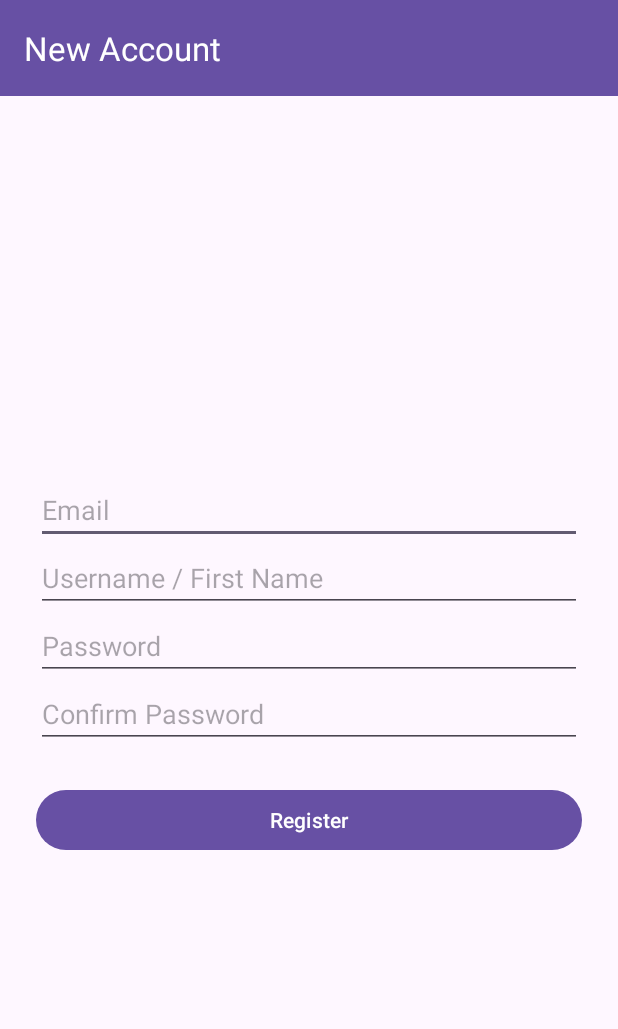
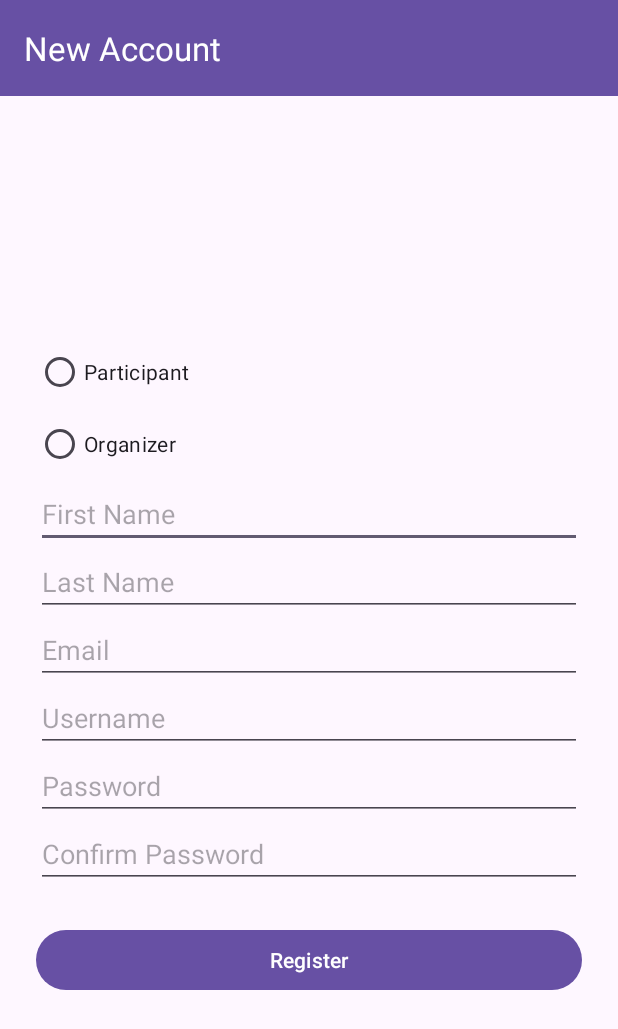
Before and after one commit to CryoSnake22/LocalLoop-App, an Android app: the RegistrationActivity screen opened directly, with no data from a screen before it, on a phone screen of 412 x 824 dp. Shown: the top 1029 px of the screen. Run offline under Robolectric (Android 15) with nearby library versions, the phone set to English and light mode, and no system bars; our stand-ins replace Firebase (no records; nobody signed in at launch, a user with empty details on screens opened directly).

Commit message:
Added functional participant and organizer distinction

```diff
--- a/app/src/main/java/com/example/localloop/ui/auth/RegistrationActivity.java
+++ b/app/src/main/java/com/example/localloop/ui/auth/RegistrationActivity.java
@@ -4,24 +4,33 @@ import android.os.Bundle;
 import android.util.Log;
 import android.widget.Button;
 import android.widget.EditText;
+import android.widget.RadioButton;
 import android.widget.Toast;
 import androidx.appcompat.app.AppCompatActivity;
 import com.example.localloop.R;
+import com.example.localloop.data.model.Role;
 import com.google.firebase.auth.FirebaseAuth;
 import com.google.firebase.auth.FirebaseUser;
 import com.google.firebase.auth.AuthResult;
 import com.google.android.gms.tasks.OnCompleteListener;
 import com.google.android.gms.tasks.Task;
+import com.google.firebase.firestore.FirebaseFirestore;
+
 import androidx.annotation.NonNull;
+
+import java.util.HashMap;
+import java.util.Map;
 
 
 //Firebase guide https://firebase.google.com/docs/auth/android/password-auth#java_1
 public class RegistrationActivity extends AppCompatActivity {
     private static final String TAG = "RegistrationActivity";
 
-    private EditText emailField, usernameField, passwordField;
+    private EditText emailField, usernameField, passwordField, firstNameField,lastNameField;
+    private RadioButton organizerButton,participantButton;
 
-    private String email, username, password;
+    private String email, username, password,firstName,lastName;
+    private String role;
     private FirebaseAuth mAuth;
 
 
@@ -35,19 +44,38 @@ public class RegistrationActivity extends AppCompatActivity {
 
         emailField = findViewById(R.id.inputEmail);
         usernameField = findViewById(R.id.inputUsername);
+        firstNameField = findViewById(R.id.inputFirstName);
+        lastNameField = findViewById(R.id.inputLastName);
         passwordField = findViewById(R.id.inputPassword);
+        organizerButton = findViewById(R.id.inputOrganizer);
+        participantButton = findViewById(R.id.inputParticipant);
         Button submitButton = findViewById(R.id.buttonSubmit);
 
         submitButton.setOnClickListener(v -> {
             email = emailField.getText().toString().trim();
             username = usernameField.getText().toString().trim();
             password = passwordField.getText().toString().trim();
+            firstName = firstNameField.getText().toString().trim();
+            lastName = lastNameField.getText().toString().trim();
+
 
             //basic check
             if(email.isEmpty() || password.isEmpty()) {
                 Toast.makeText(this, "Email and password required", Toast.LENGTH_SHORT).show();
                 return;
             }
+            // Checking if participant/organizer button was selected
+            if(!(participantButton.isChecked()||organizerButton.isChecked())){
+               Toast.makeText(this, "Please select sign up as Organizer or Participant", Toast.LENGTH_SHORT).show();
+               return;
+            }
+            if (participantButton.isChecked()){
+                role = "PARTICIPANT";
+            }
+            else if (organizerButton.isChecked()){
+                role = "ORGANIZER";
+            }
+
 
             //firebase auth https://firebase.google.com/docs/auth/android/password-auth#java_1
             mAuth.createUserWithEmailAndPassword(email, password)
@@ -55,10 +83,21 @@ public class RegistrationActivity extends AppCompatActivity {
                         @Override
                         public void onComplete(@NonNull Task<AuthResult> task) {
                             if (task.isSuccessful()) {
-                                // Sign in success, update UI with the signed-in user's information
+                                // Sign in success, update UI with the signed-in user's informati
                                 Log.d(TAG, "createUserWithEmail:success");
                                 FirebaseUser user = mAuth.getCurrentUser();
-                                updateUI(user);
+                                if (user != null){
+                                    String uid = user.getUid();
+                                    FirebaseFirestore db = FirebaseFirestore.getInstance();
+                                    Map<String,String> profile = new HashMap<>();
+                                    profile.put("firstName",firstName);
+                                    profile.put("lastName",lastName);
+                                    profile.put("userName",username);
+                                    profile.put("email",user.getEmail());
+                                    profile.put("role",role);
+                                    db.collection("user_db").document(uid).set(profile);
+                                    updateUI(user);
+                                }
                             } else {
                                 // If sign in fails, display a message to the user.
                                 Log.w(TAG, "createUserWithEmail:failure", task.getException());
@@ -87,26 +126,25 @@ public class RegistrationActivity extends AppCompatActivity {
 
     //IMPORTANT TODO! Differenciate user type then send them into their corespond layout
     private void updateUI(FirebaseUser user) {
-        //SOMETHING LIKE below in loginActivity
 
-//        if (user != null) {
-//            String email = user.getEmail();
-//
-//            //Basic check
-//            if (email == null) {
-//                Toast.makeText(this, "User email not available", Toast.LENGTH_SHORT).show();
-//                return;
-//            }
-//
-//            //Hard coded
-//            if (1 == 1) {
-//                setContentView(R.layout.activity_organizer_home);
-//            } else if (email.contains("admin")) {
-//                setContentView(R.layout.activity_participant_home);
-//            } else {
-//                Toast.makeText(this, "Unrecognized user role", Toast.LENGTH_SHORT).show();
-//            }
-//        }
+        if (user != null) {
+            String email = user.getEmail();
+
+            //Basic check
+            if (email == null) {
+                Toast.makeText(this, "User email not available", Toast.LENGTH_SHORT).show();
+                return;
+            }
+
+            //Hard coded
+            if (role.equals("ORGANIZER")) {
+                setContentView(R.layout.activity_organizer_home);
+            } else if (role.equals("PARTICIPANT")) {
+                setContentView(R.layout.activity_participant_home);
+            } else {
+                Toast.makeText(this, "Unrecognized user role", Toast.LENGTH_SHORT).show();
+            }
+        }
 
 
     }
--- a/app/src/main/res/layout/activity_registration.xml
+++ b/app/src/main/res/layout/activity_registration.xml
@@ -28,6 +28,39 @@
         app:layout_constraintStart_toStartOf="parent"
         app:layout_constraintEnd_toEndOf="parent">
 
+        <RadioGroup
+            android:layout_width="match_parent"
+            android:layout_height="match_parent" >
+
+            <RadioButton
+                android:id="@+id/inputParticipant"
+                android:layout_width="match_parent"
+                android:layout_height="wrap_content"
+                android:text="Participant" />
+
+            <RadioButton
+                android:id="@+id/inputOrganizer"
+                android:layout_width="match_parent"
+                android:layout_height="wrap_content"
+                android:text="Organizer" />
+
+            <EditText
+                android:id="@+id/inputFirstName"
+                android:layout_width="match_parent"
+                android:layout_height="wrap_content"
+                android:ems="10"
+                android:hint="First Name"
+                android:inputType="text" />
+
+            <EditText
+                android:id="@+id/inputLastName"
+                android:layout_width="match_parent"
+                android:layout_height="wrap_content"
+                android:ems="10"
+                android:hint="Last Name"
+                android:inputType="text" />
+        </RadioGroup>
+
         <EditText
             android:id="@+id/inputEmail"
             android:layout_width="match_parent"
@@ -39,7 +72,7 @@
             android:id="@+id/inputUsername"
             android:layout_width="match_parent"
             android:layout_height="wrap_content"
-            android:hint="Username / First Name"
+            android:hint="Username"
             android:inputType="textPersonName" />
 
         <EditText
```
Also changed, not shown: app/src/main/java/com/example/localloop/ui/auth/LoginActivity.java (+29 -5 lines).
